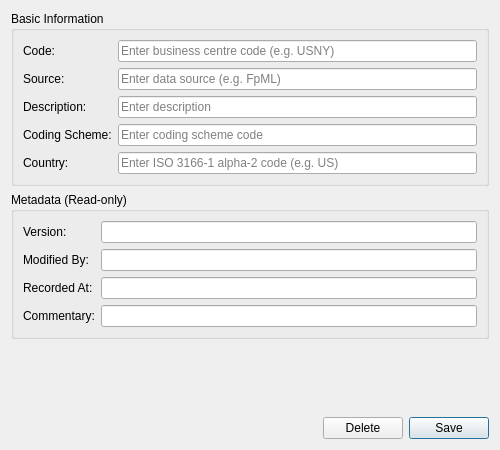
Qt form projects/ores.qt/ui/BusinessCentreDetailDialog.ui (OreStudio/OreStudio) before a commit.
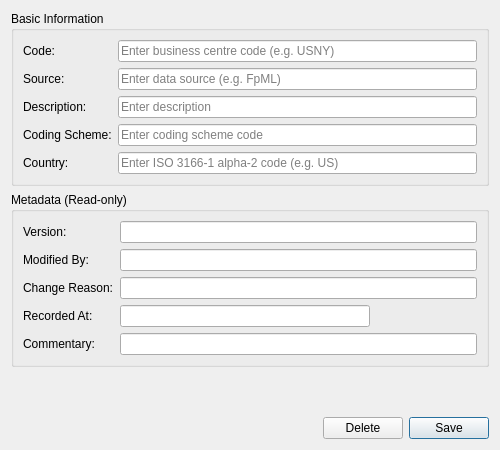
The same form after that commit.

```diff
--- a/projects/ores.qt/ui/BusinessCentreDetailDialog.ui
+++ b/projects/ores.qt/ui/BusinessCentreDetailDialog.ui
@@ -140,27 +140,47 @@
        </widget>
       </item>
       <item row="2" column="0">
+       <widget class="QLabel" name="labelChangeReason">
+        <property name="text">
+         <string>Change Reason:</string>
+        </property>
+       </widget>
+      </item>
+      <item row="2" column="1">
+       <widget class="QLineEdit" name="changeReasonEdit">
+        <property name="readOnly">
+         <bool>true</bool>
+        </property>
+       </widget>
+      </item>
+      <item row="3" column="0">
        <widget class="QLabel" name="labelRecordedAt">
         <property name="text">
          <string>Recorded At:</string>
         </property>
        </widget>
       </item>
-      <item row="2" column="1">
+      <item row="3" column="1">
        <widget class="QLineEdit" name="recordedAtEdit">
         <property name="readOnly">
          <bool>true</bool>
         </property>
+        <property name="maximumSize">
+         <size>
+          <width>250</width>
+          <height>16777215</height>
+         </size>
+        </property>
        </widget>
       </item>
-      <item row="3" column="0">
+      <item row="4" column="0">
        <widget class="QLabel" name="labelCommentary">
         <property name="text">
          <string>Commentary:</string>
         </property>
        </widget>
       </item>
-      <item row="3" column="1">
+      <item row="4" column="1">
        <widget class="QLineEdit" name="commentaryEdit">
         <property name="readOnly">
          <bool>true</bool>
```
